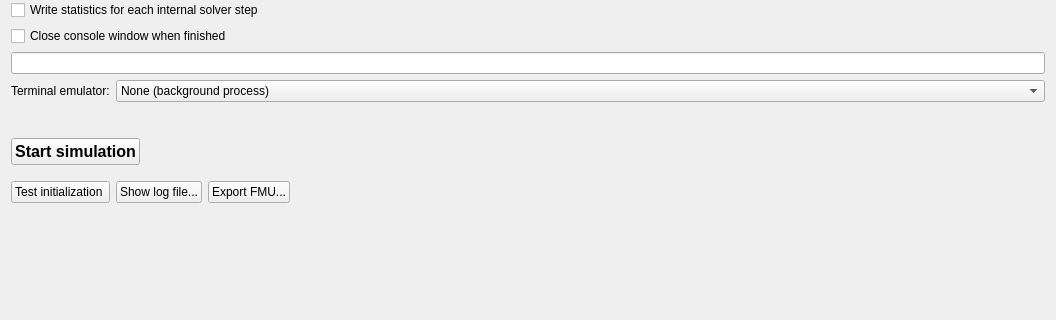
The window that SIM-VICUS/src/SVSimulationStartOptions.ui (ghorwin/SIM-VICUS) describes before a commit, drawn with Qt 5; both pictures show x 0 to 1056 and y 350 to 670 of the 1056 by 780 pixel window.
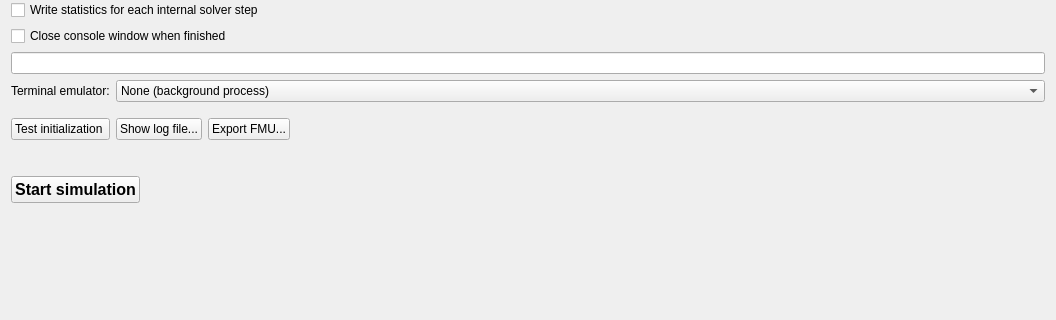
The same window after the commit. Icons and pictures are not drawn. Custom widgets are drawn as their Qt base class.

```diff
--- a/SIM-VICUS/src/SVSimulationStartOptions.ui
+++ b/SIM-VICUS/src/SVSimulationStartOptions.ui
@@ -322,68 +322,6 @@
      </item>
     </layout>
    </item>
-   <item>
-    <spacer name="verticalSpacer_8">
-     <property name="orientation">
-      <enum>Qt::Vertical</enum>
-     </property>
-     <property name="sizeType">
-      <enum>QSizePolicy::Maximum</enum>
-     </property>
-     <property name="sizeHint" stdset="0">
-      <size>
-       <width>20</width>
-       <height>30</height>
-      </size>
-     </property>
-    </spacer>
-   </item>
-   <item>
-    <layout class="QHBoxLayout" name="horizontalLayout_4">
-     <item>
-      <widget class="QPushButton" name="pushButtonRun">
-       <property name="font">
-        <font>
-         <pointsize>12</pointsize>
-         <bold>true</bold>
-        </font>
-       </property>
-       <property name="text">
-        <string>Start simulation</string>
-       </property>
-       <property name="icon">
-        <iconset resource="../resources/SIM-VICUS.qrc">
-         <normaloff>:/gfx/actions/64x64/Wavy_checkered_flag.svg</normaloff>:/gfx/actions/64x64/Wavy_checkered_flag.svg</iconset>
-       </property>
-       <property name="iconSize">
-        <size>
-         <width>24</width>
-         <height>24</height>
-        </size>
-       </property>
-       <property name="autoDefault">
-        <bool>false</bool>
-       </property>
-       <property name="default">
-        <bool>false</bool>
-       </property>
-      </widget>
-     </item>
-     <item>
-      <spacer name="horizontalSpacer_4">
-       <property name="orientation">
-        <enum>Qt::Horizontal</enum>
-       </property>
-       <property name="sizeHint" stdset="0">
-        <size>
-         <width>40</width>
-         <height>20</height>
-        </size>
-       </property>
-      </spacer>
-     </item>
-    </layout>
-   </item>
    <item>
     <spacer name="verticalSpacer_6">
      <property name="orientation">
@@ -484,6 +422,68 @@
      </item>
     </layout>
    </item>
+   <item>
+    <spacer name="verticalSpacer_8">
+     <property name="orientation">
+      <enum>Qt::Vertical</enum>
+     </property>
+     <property name="sizeType">
+      <enum>QSizePolicy::Maximum</enum>
+     </property>
+     <property name="sizeHint" stdset="0">
+      <size>
+       <width>20</width>
+       <height>30</height>
+      </size>
+     </property>
+    </spacer>
+   </item>
+   <item>
+    <layout class="QHBoxLayout" name="horizontalLayout_4">
+     <item>
+      <widget class="QPushButton" name="pushButtonRun">
+       <property name="font">
+        <font>
+         <pointsize>12</pointsize>
+         <bold>true</bold>
+        </font>
+       </property>
+       <property name="text">
+        <string>Start simulation</string>
+       </property>
+       <property name="icon">
+        <iconset resource="../resources/SIM-VICUS.qrc">
+         <normaloff>:/gfx/actions/play_simstart.png</normaloff>:/gfx/actions/play_simstart.png</iconset>
+       </property>
+       <property name="iconSize">
+        <size>
+         <width>24</width>
+         <height>24</height>
+        </size>
+       </property>
+       <property name="autoDefault">
+        <bool>false</bool>
+       </property>
+       <property name="default">
+        <bool>false</bool>
+       </property>
+      </widget>
+     </item>
+     <item>
+      <spacer name="horizontalSpacer_4">
+       <property name="orientation">
+        <enum>Qt::Horizontal</enum>
+       </property>
+       <property name="sizeHint" stdset="0">
+        <size>
+         <width>40</width>
+         <height>20</height>
+        </size>
+       </property>
+      </spacer>
+     </item>
+    </layout>
+   </item>
    <item>
     <spacer name="verticalSpacer_3">
      <property name="orientation">
```
